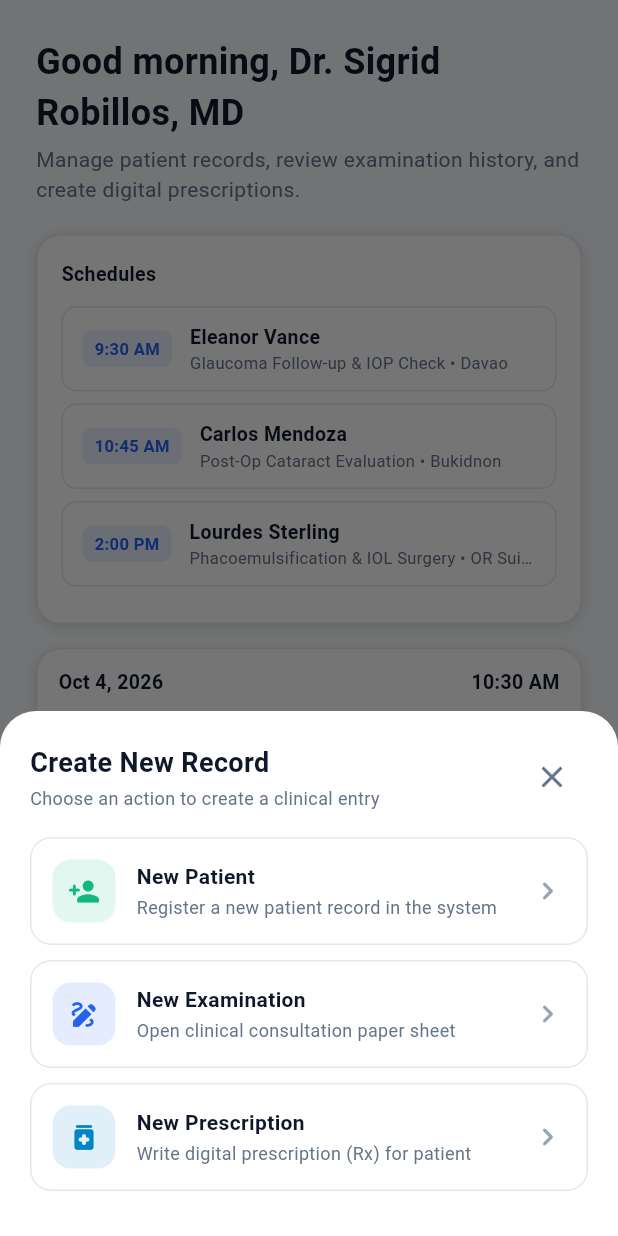
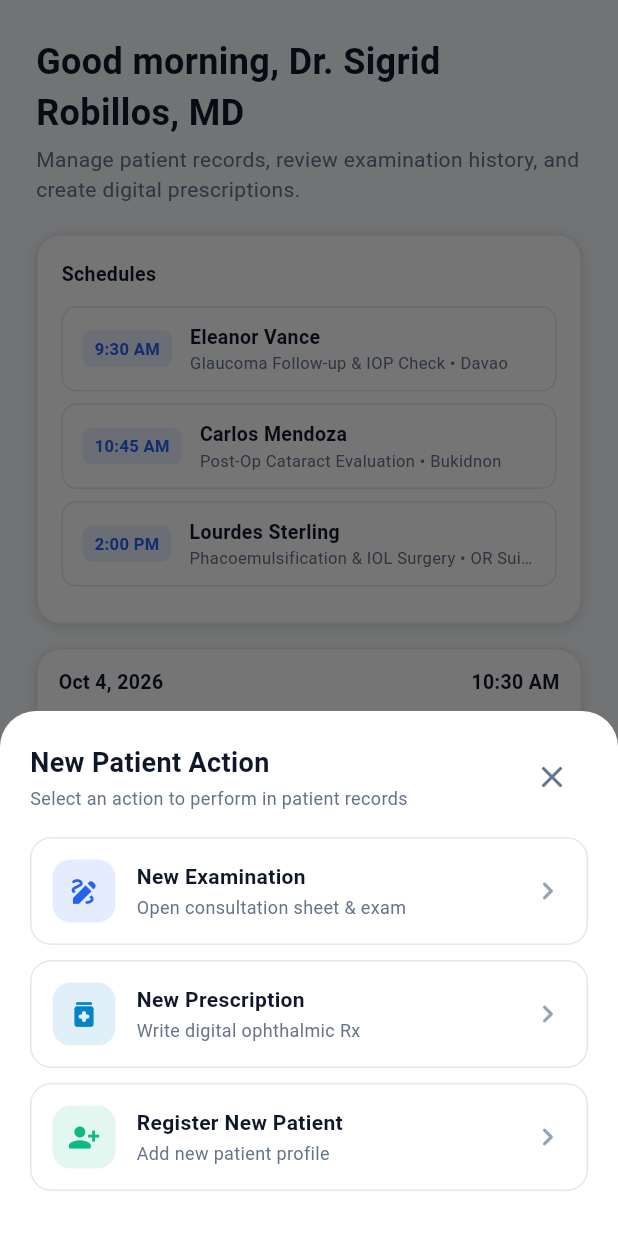
Before and after one commit to ArceasCalzada/Digital-Ophthalmology-Clinical-Record-System, a Flutter app: the DashboardScreen widget shown alone on an empty page, opened directly, after a tap on "New", on a phone screen of 412 x 824 dp. Run offline on Flutter 3.47's test engine with Material 3 defaults, Android fonts, the phone set to English and light mode, and no system bars; our stand-ins replace cloud_firestore, firebase_auth, firebase_core, shared_preferences; missing offline and left inert: firebase_app_check, perfect_freehand; accounts and stored records are empty.

Commit message:
feat(ui): unify + New action modal across Dashboard and Patient Directory screens

```diff
--- a/lib/views/dashboard_screen.dart
+++ b/lib/views/dashboard_screen.dart
@@ -319,36 +319,11 @@ class _DashboardScreenState extends State<DashboardScreen> {
   Widget _buildNewActionsDropdownButton({double? width}) {
     return InkWell(
       onTap: () {
-        showClinicalActionModal(
+        showNewRecordActionModal(
           context: context,
-          title: 'Create New Record',
-          subtitle: 'Choose an action to create a clinical entry',
-          actions: [
-            ClinicalActionItem(
-              id: 'new_patient',
-              title: 'New Patient',
-              subtitle: 'Register a new patient record in the system',
-              icon: Icons.person_add_rounded,
-              color: Color(0xFF10B981),
-              onTap: _openNewPatientModal,
-            ),
-            ClinicalActionItem(
-              id: 'new_exam',
-              title: 'New Examination',
-              subtitle: 'Open clinical consultation paper sheet',
-              icon: Icons.draw_rounded,
-              color: AppTheme.primaryBlue,
-              onTap: _openPatientSelectorForExam,
-            ),
-            ClinicalActionItem(
-              id: 'new_rx',
-              title: 'New Prescription',
-              subtitle: 'Write digital prescription (Rx) for patient',
-              icon: Icons.medication_rounded,
-              color: Color(0xFF0284C7),
-              onTap: _openPatientSelectorForPrescription,
-            ),
-          ],
+          onNewExam: _openPatientSelectorForExam,
+          onNewRx: _openPatientSelectorForPrescription,
+          onRegisterPatient: _openNewPatientModal,
         );
       },
       borderRadius: BorderRadius.circular(14),
--- a/lib/widgets/clinical_modal_picker.dart
+++ b/lib/widgets/clinical_modal_picker.dart
@@ -165,3 +165,43 @@ Future<void> showClinicalActionModal({
     );
   }
 }
+
+/// Displays the unified "+ New" action modal sheet/dialog across Dashboard and Patient Directory screens.
+Future<void> showNewRecordActionModal({
+  required BuildContext context,
+  required VoidCallback onNewExam,
+  required VoidCallback onNewRx,
+  required VoidCallback onRegisterPatient,
+}) async {
+  return showClinicalActionModal(
+    context: context,
+    title: 'New Patient Action',
+    subtitle: 'Select an action to perform in patient records',
+    actions: [
+      ClinicalActionItem(
+        id: 'exam',
+        title: 'New Examination',
+        subtitle: 'Open consultation sheet & exam',
+        icon: Icons.draw_rounded,
+        color: AppTheme.primaryBlue,
+        onTap: onNewExam,
+      ),
+      ClinicalActionItem(
+        id: 'rx',
+        title: 'New Prescription',
+        subtitle: 'Write digital ophthalmic Rx',
+        icon: Icons.medication_rounded,
+        color: const Color(0xFF0284C7),
+        onTap: onNewRx,
+      ),
+      ClinicalActionItem(
+        id: 'patient',
+        title: 'Register New Patient',
+        subtitle: 'Add new patient profile',
+        icon: Icons.person_add_alt_1_rounded,
+        color: const Color(0xFF10B981),
+        onTap: onRegisterPatient,
+      ),
+    ],
+  );
+}
```
Also changed, not shown: lib/views/patients_screen.dart (+4 -29 lines), 1 other file.
